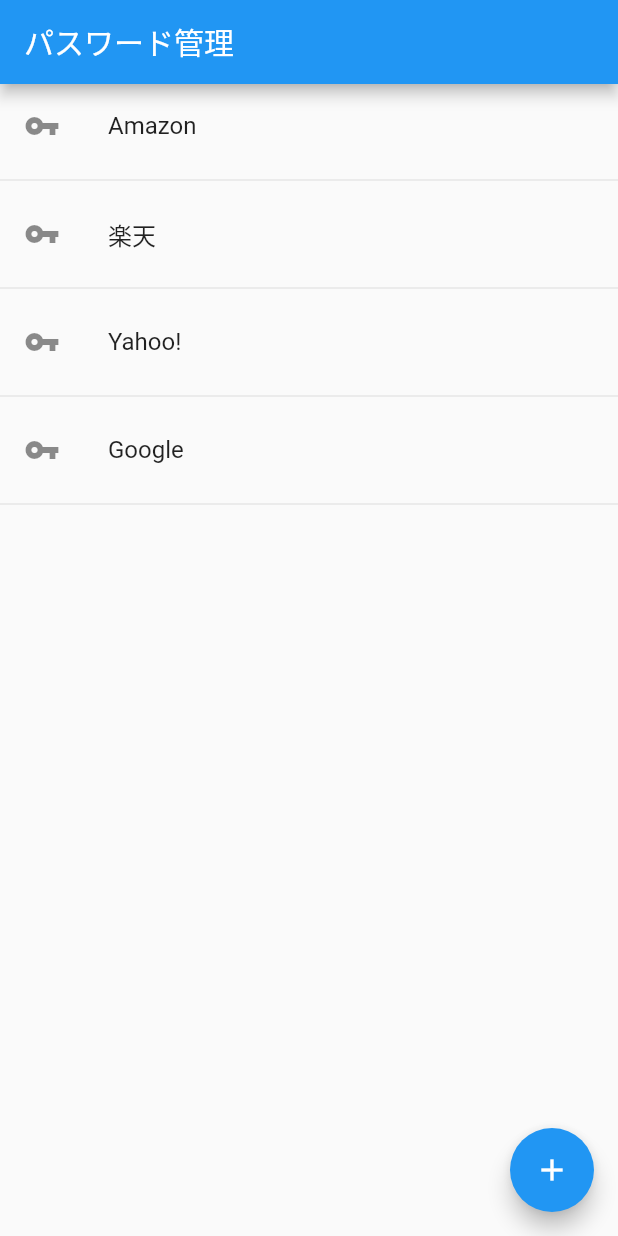
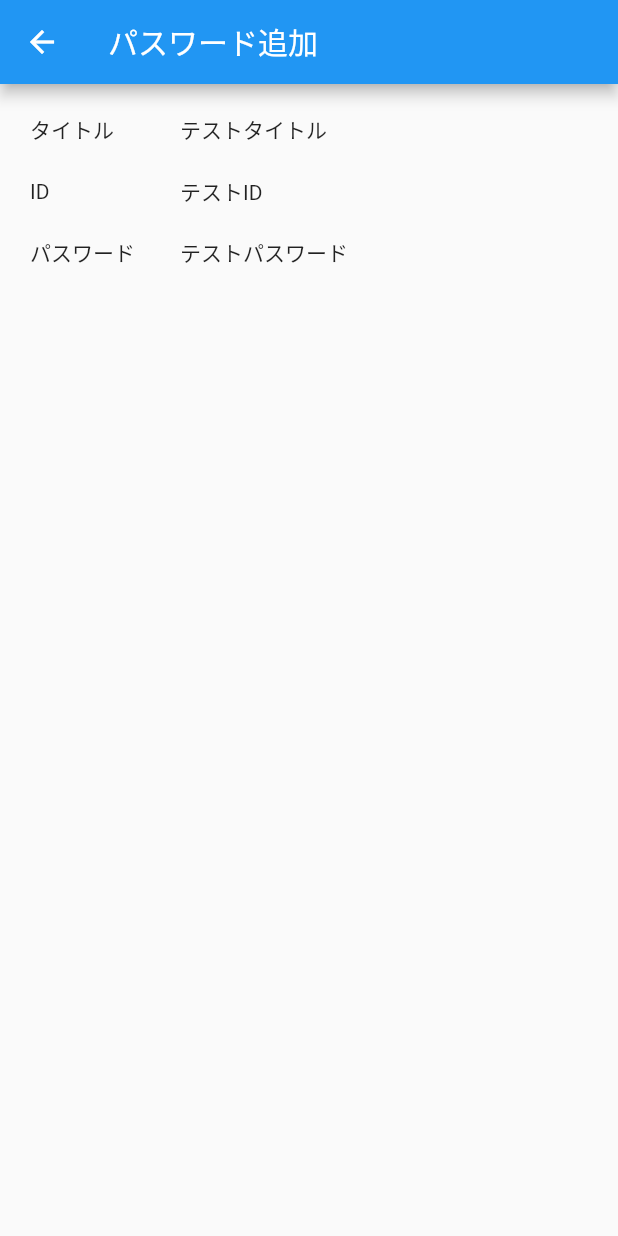
Before and after one commit to nokunoku1234/password_post_curriculum, a Flutter app: the screen it shows after launch, after a tap on the "add" icon, on a phone screen of 412 x 824 dp. Run offline on Flutter 3.47's test engine with Material 2 defaults, Android fonts, the phone set to English and light mode, and no system bars.

Commit message:
パスワード追加画面の大枠作成

```diff
--- /dev/null
+++ b/lib/add_password.dart
@@ -0,0 +1,55 @@
+import 'package:flutter/material.dart';
+
+class AddPassword extends StatefulWidget {
+
+  @override
+  _AddPasswordState createState() => _AddPasswordState();
+}
+
+class _AddPasswordState extends State<AddPassword> {
+
+  @override
+  Widget build(BuildContext context) {
+    return Scaffold(
+      appBar: AppBar(
+        title: Text('パスワード追加'),
+      ),
+      body: Padding(
+        padding: const EdgeInsets.all(20.0),
+        child: Column(
+          children: <Widget>[
+            Row(
+              children: <Widget>[
+                Container(
+                  width: 100,
+                  child: Text('タイトル'),
+                ),
+                Text('テストタイトル'),
+              ],
+            ),
+            Padding(padding: EdgeInsets.all(10.0),),
+            Row(
+              children: <Widget>[
+                Container(
+                  width: 100,
+                  child: Text('ID'),
+                ),
+                Text('テストID'),
+              ],
+            ),
+            Padding(padding: EdgeInsets.all(10.0),),
+            Row(
+              children: <Widget>[
+                Container(
+                  width: 100,
+                  child: Text('パスワード'),
+                ),
+                Text('テストパスワード'),
+              ],
+            ),
+          ],
+        ),
+      ),
+    );
+  }
+}
--- a/lib/main.dart
+++ b/lib/main.dart
@@ -1,5 +1,5 @@
 import 'package:flutter/material.dart';
-import 'package:starter_course/next_page.dart';
+import 'package:starter_course/add_password.dart';
 
 void main() => runApp(MyApp());
 
@@ -42,9 +42,6 @@ class _MyHomePageState extends State<MyHomePage> {
                 ListTile(
                   title: Text(titleList[i]),
                   leading: Icon(Icons.vpn_key),
-                  onTap: () {
-                    Navigator.push(context, MaterialPageRoute(builder: (context) => NextPage(titleList[i])));
-                  },
                 ),
                 Divider(),
               ],
@@ -54,10 +51,7 @@ class _MyHomePageState extends State<MyHomePage> {
       ),
       floatingActionButton: FloatingActionButton(
         onPressed: () {
-          titleList.add('Google');
-          setState(() {
-
-          });
+          Navigator.push(context, MaterialPageRoute(builder: (context) => AddPassword()));
         },
         tooltip: 'Increment',
         child: Icon(Icons.add),
@@ -66,7 +60,6 @@ class _MyHomePageState extends State<MyHomePage> {
   }
 }
 
-//todo パスワード追加画面の大枠作成
 //todo パスワード確認画面の大枠作成
 //todo リスト追加
 //todo クリップボードコピー
```
Also changed, not shown: lib/next_page.dart (deleted, +0 -56 lines).
